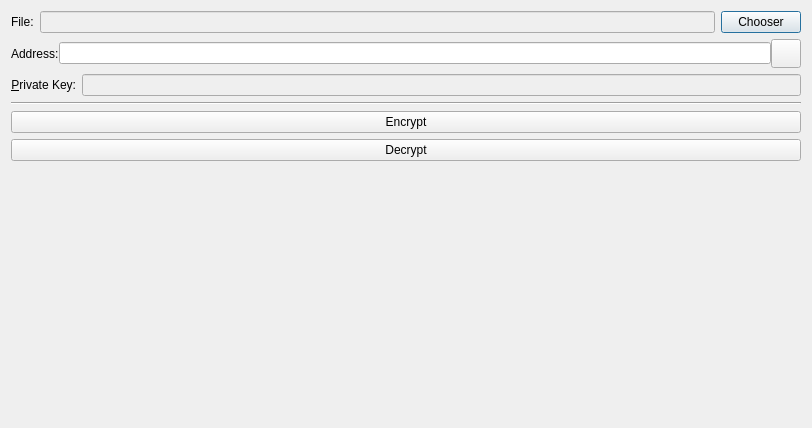
Qt form src/qt/forms/encryptdecryptdialog.ui (mceme/ImageCoin) before a commit.
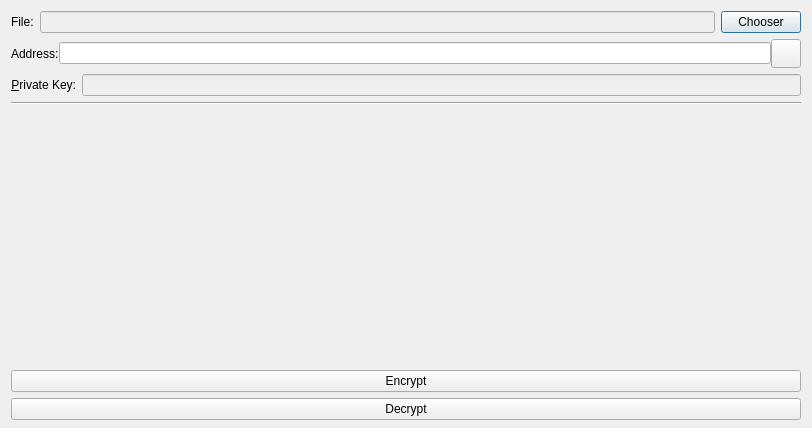
The same form after that commit. Custom widgets are drawn as their Qt base class.

Patch:
```diff
--- a/src/qt/forms/encryptdecryptdialog.ui
+++ b/src/qt/forms/encryptdecryptdialog.ui
@@ -128,6 +128,17 @@
      </property>
     </widget>
    </item>
+   <item>
+    <layout class="QHBoxLayout" name="horizontalLayout_2">
+     <item>
+      <widget class="QLabel" name="MessageBox">
+       <property name="text">
+        <string/>
+       </property>
+      </widget>
+     </item>
+    </layout>
+   </item>
    <item>
     <layout class="QVBoxLayout" name="verticalLayout">
      <item>
@@ -146,17 +157,6 @@
      </item>
     </layout>
    </item>
-   <item>
-    <layout class="QHBoxLayout" name="horizontalLayout_2">
-     <item>
-      <widget class="QLabel" name="MessageBox">
-       <property name="text">
-        <string/>
-       </property>
-      </widget>
-     </item>
-    </layout>
-   </item>
   </layout>
  </widget>
  <customwidgets>
```
